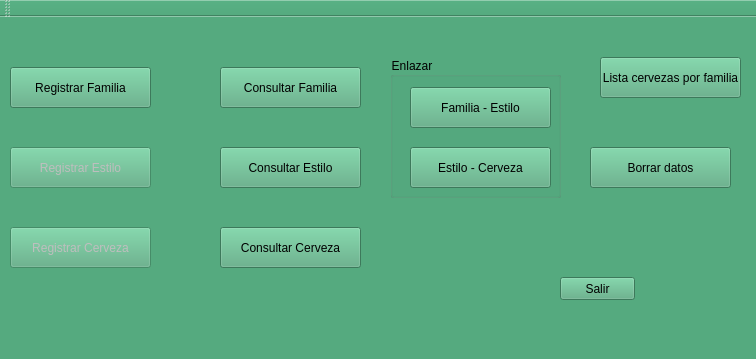
Old version of the form EDCervezas/ventanaprincipal.ui in the repository RARUTO21/EDProgra2.
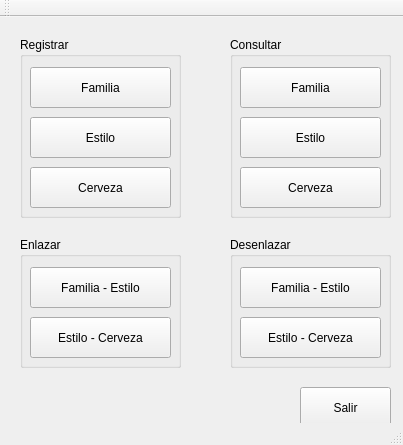
New version of the form.

Diff of the .ui file:
```diff
--- a/EDCervezas/ventanaprincipal.ui
+++ b/EDCervezas/ventanaprincipal.ui
@@ -6,156 +6,37 @@
    <rect>
     <x>0</x>
     <y>0</y>
-    <width>756</width>
-    <height>359</height>
+    <width>403</width>
+    <height>445</height>
    </rect>
   </property>
   <property name="windowTitle">
    <string>VentanaPrincipal</string>
   </property>
   <property name="styleSheet">
-   <string notr="true">background-color: rgb(85, 170, 127);</string>
+   <string notr="true"/>
   </property>
   <widget class="QWidget" name="centralWidget">
-   <widget class="QPushButton" name="btnRegistrarFamilia">
-    <property name="geometry">
-     <rect>
-      <x>10</x>
-      <y>50</y>
-      <width>141</width>
-      <height>41</height>
-     </rect>
-    </property>
-    <property name="styleSheet">
-     <string notr="true"/>
-    </property>
-    <property name="text">
-     <string>Registrar Familia</string>
-    </property>
-   </widget>
    <widget class="QPushButton" name="btnsalir">
     <property name="geometry">
      <rect>
-      <x>560</x>
-      <y>260</y>
-      <width>75</width>
-      <height>23</height>
+      <x>300</x>
+      <y>370</y>
+      <width>91</width>
+      <height>41</height>
      </rect>
     </property>
     <property name="text">
      <string>Salir</string>
     </property>
    </widget>
-   <widget class="QPushButton" name="btnBuscarCerveza">
+   <widget class="QGroupBox" name="grbEnlazar">
     <property name="geometry">
      <rect>
-      <x>220</x>
-      <y>210</y>
-      <width>141</width>
-      <height>41</height>
-     </rect>
-    </property>
-    <property name="styleSheet">
-     <string notr="true"/>
-    </property>
-    <property name="text">
-     <string>Consultar Cerveza</string>
-    </property>
-   </widget>
-   <widget class="QPushButton" name="btnListaCervezas">
-    <property name="geometry">
-     <rect>
-      <x>600</x>
-      <y>40</y>
-      <width>141</width>
-      <height>41</height>
-     </rect>
-    </property>
-    <property name="styleSheet">
-     <string notr="true"/>
-    </property>
-    <property name="text">
-     <string>Lista cervezas por familia</string>
-    </property>
-   </widget>
-   <widget class="QPushButton" name="btnBorrarDatos">
-    <property name="geometry">
-     <rect>
-      <x>590</x>
-      <y>130</y>
-      <width>141</width>
-      <height>41</height>
-     </rect>
-    </property>
-    <property name="text">
-     <string>Borrar datos</string>
-    </property>
-   </widget>
-   <widget class="QPushButton" name="btnRegistrarEstilo">
-    <property name="enabled">
-     <bool>false</bool>
-    </property>
-    <property name="geometry">
-     <rect>
-      <x>10</x>
-      <y>130</y>
-      <width>141</width>
-      <height>41</height>
-     </rect>
-    </property>
-    <property name="text">
-     <string>Registrar Estilo</string>
-    </property>
-   </widget>
-   <widget class="QPushButton" name="btnRegistrarCerveza">
-    <property name="enabled">
-     <bool>false</bool>
-    </property>
-    <property name="geometry">
-     <rect>
-      <x>10</x>
-      <y>210</y>
-      <width>141</width>
-      <height>41</height>
-     </rect>
-    </property>
-    <property name="text">
-     <string>Registrar Cerveza</string>
-    </property>
-   </widget>
-   <widget class="QPushButton" name="btnConsultarEstilo">
-    <property name="geometry">
-     <rect>
-      <x>220</x>
-      <y>130</y>
-      <width>141</width>
-      <height>41</height>
-     </rect>
-    </property>
-    <property name="text">
-     <string>Consultar Estilo</string>
-    </property>
-   </widget>
-   <widget class="QPushButton" name="btnConsultarFamilia">
-    <property name="geometry">
-     <rect>
-      <x>220</x>
-      <y>50</y>
-      <width>141</width>
-      <height>41</height>
-     </rect>
-    </property>
-    <property name="text">
-     <string>Consultar Familia</string>
-    </property>
-   </widget>
-   <widget class="QGroupBox" name="groupBox">
-    <property name="geometry">
-     <rect>
-      <x>390</x>
-      <y>40</y>
-      <width>171</width>
-      <height>141</height>
+      <x>20</x>
+      <y>220</y>
+      <width>161</width>
+      <height>131</height>
      </rect>
     </property>
     <property name="title">
@@ -164,7 +45,7 @@
     <widget class="QPushButton" name="btnEnlazarFamiliaEstilo">
      <property name="geometry">
       <rect>
-       <x>20</x>
+       <x>10</x>
        <y>30</y>
        <width>141</width>
        <height>41</height>
@@ -177,8 +58,163 @@
     <widget class="QPushButton" name="btnEnlazarEstiloCerveza">
      <property name="geometry">
       <rect>
-       <x>20</x>
-       <y>90</y>
+       <x>10</x>
+       <y>80</y>
+       <width>141</width>
+       <height>41</height>
+      </rect>
+     </property>
+     <property name="text">
+      <string>Estilo - Cerveza</string>
+     </property>
+    </widget>
+   </widget>
+   <widget class="QGroupBox" name="grbRegistrar">
+    <property name="geometry">
+     <rect>
+      <x>20</x>
+      <y>20</y>
+      <width>161</width>
+      <height>181</height>
+     </rect>
+    </property>
+    <property name="title">
+     <string>Registrar</string>
+    </property>
+    <widget class="QPushButton" name="btnRegistrarFamilia">
+     <property name="geometry">
+      <rect>
+       <x>10</x>
+       <y>30</y>
+       <width>141</width>
+       <height>41</height>
+      </rect>
+     </property>
+     <property name="styleSheet">
+      <string notr="true"/>
+     </property>
+     <property name="text">
+      <string>Familia</string>
+     </property>
+    </widget>
+    <widget class="QPushButton" name="btnRegistrarEstilo">
+     <property name="enabled">
+      <bool>true</bool>
+     </property>
+     <property name="geometry">
+      <rect>
+       <x>10</x>
+       <y>80</y>
+       <width>141</width>
+       <height>41</height>
+      </rect>
+     </property>
+     <property name="text">
+      <string>Estilo</string>
+     </property>
+    </widget>
+    <widget class="QPushButton" name="btnRegistrarCerveza">
+     <property name="enabled">
+      <bool>true</bool>
+     </property>
+     <property name="geometry">
+      <rect>
+       <x>10</x>
+       <y>130</y>
+       <width>141</width>
+       <height>41</height>
+      </rect>
+     </property>
+     <property name="text">
+      <string>Cerveza</string>
+     </property>
+    </widget>
+   </widget>
+   <widget class="QGroupBox" name="grbConsultar">
+    <property name="geometry">
+     <rect>
+      <x>230</x>
+      <y>20</y>
+      <width>161</width>
+      <height>181</height>
+     </rect>
+    </property>
+    <property name="title">
+     <string>Consultar</string>
+    </property>
+    <widget class="QPushButton" name="btnConsultarFamilia">
+     <property name="geometry">
+      <rect>
+       <x>10</x>
+       <y>30</y>
+       <width>141</width>
+       <height>41</height>
+      </rect>
+     </property>
+     <property name="text">
+      <string>Familia</string>
+     </property>
+    </widget>
+    <widget class="QPushButton" name="btnConsultarEstilo">
+     <property name="geometry">
+      <rect>
+       <x>10</x>
+       <y>80</y>
+       <width>141</width>
+       <height>41</height>
+      </rect>
+     </property>
+     <property name="text">
+      <string>Estilo</string>
+     </property>
+    </widget>
+    <widget class="QPushButton" name="btnBuscarCerveza">
+     <property name="geometry">
+      <rect>
+       <x>10</x>
+       <y>130</y>
+       <width>141</width>
+       <height>41</height>
+      </rect>
+     </property>
+     <property name="styleSheet">
+      <string notr="true"/>
+     </property>
+     <property name="text">
+      <string>Cerveza</string>
+     </property>
+    </widget>
+   </widget>
+   <widget class="QGroupBox" name="grbEliminar">
+    <property name="geometry">
+     <rect>
+      <x>230</x>
+      <y>220</y>
+      <width>161</width>
+      <height>131</height>
+     </rect>
+    </property>
+    <property name="title">
+     <string>Desenlazar</string>
+    </property>
+    <widget class="QPushButton" name="btnEliminarEstilo">
+     <property name="geometry">
+      <rect>
+       <x>10</x>
+       <y>30</y>
+       <width>141</width>
+       <height>41</height>
+      </rect>
+     </property>
+     <property name="text">
+      <string>Familia - Estilo</string>
+     </property>
+    </widget>
+    <widget class="QPushButton" name="btnEliminarCerveza">
+     <property name="geometry">
+      <rect>
+       <x>10</x>
+       <y>80</y>
        <width>141</width>
        <height>41</height>
       </rect>
```
Left out of the diff: 4 changed lines with no effect on the pictures.
